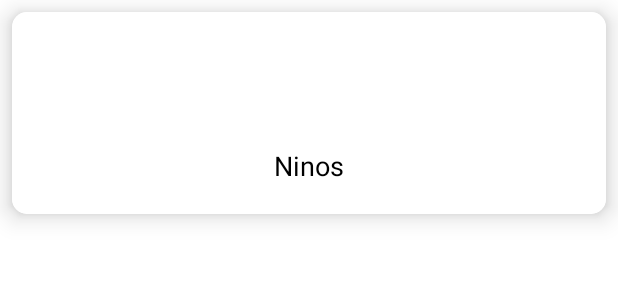
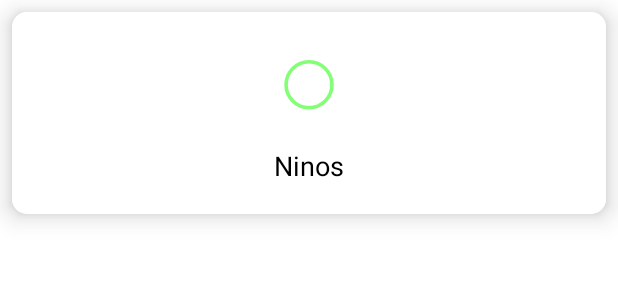
Before and after one commit to panchis7u7/HomeReality, an Android app: the layout item_furniture_category_layout.xml on its own in the app's theme, with its tools: preview values and no code run, on a phone screen of 412 x 824 dp. Shown: the top 300 px of the screen. Run offline under Robolectric (Android 15) with nearby library versions, the phone set to English and light mode, and no system bars.

Commit message:
Improved code structure.

```diff
--- a/app/build.gradle
+++ b/app/build.gradle
@@ -11,6 +11,10 @@ android {
 
     buildFeatures {
         viewBinding true
+    }
+
+    dataBinding {
+        enabled = true
     }
 
     defaultConfig {
--- a/app/src/main/java/com/example/homereality/MainActivity.kt
+++ b/app/src/main/java/com/example/homereality/MainActivity.kt
@@ -56,7 +56,8 @@ class MainActivity : AppCompatActivity() {
             it.collection("Information").get().addOnSuccessListener {
                 it.documents.map { document ->
                     items.add(FurnitureCategory(
-                            (document.get("category") as String).toLowerCase().capitalize(),
+                        (document.get("category") as String).lowercase(Locale.getDefault())
+                            .replaceFirstChar { if (it.isLowerCase()) it.titlecase(Locale.getDefault()) else it.toString() },
                             (document.get("iconBlack") as String),
                             (document.get("iconWhite") as String)
                     ))
--- a/app/src/main/res/layout/item_furniture_category_layout.xml
+++ b/app/src/main/res/layout/item_furniture_category_layout.xml
@@ -1,9 +1,9 @@
 <?xml version="1.0" encoding="utf-8"?>
 <com.google.android.material.card.MaterialCardView
     xmlns:android="http://schemas.android.com/apk/res/android"
+    xmlns:app="http://schemas.android.com/apk/res-auto"
     android:layout_width="match_parent"
     android:layout_height="wrap_content"
-    xmlns:app="http://schemas.android.com/apk/res-auto"
     app:cardCornerRadius="10dp"
     android:layout_margin="8dp"
     app:cardElevation="10dp">
@@ -17,10 +17,30 @@
         android:layout_gravity="center"
         android:gravity="center">
 
-        <ImageView
-            android:id="@+id/imageViewIconCategory"
+        <FrameLayout
             android:layout_width="60dp"
-            android:layout_height="60dp"/>
+            android:layout_height="60dp">
+
+            <ImageView
+                android:id="@+id/imageViewIconCategory"
+                android:layout_width="60dp"
+                android:layout_height="60dp"/>
+
+            <com.airbnb.lottie.LottieAnimationView
+                android:id="@+id/animationView"
+                android:layout_width="60dp"
+                android:layout_height="60dp"
+                android:foregroundGravity="center"
+                android:backgroundTint="@android:color/transparent"
+                app:layout_constraintBottom_toBottomOf="parent"
+                app:layout_constraintEnd_toEndOf="parent"
+                app:layout_constraintStart_toStartOf="parent"
+                app:layout_constraintTop_toTopOf="parent"
+                app:lottie_autoPlay="true"
+                app:lottie_loop="true"
+                app:lottie_rawRes="@raw/layer_3" />
+
+        </FrameLayout>
 
         <TextView
             android:layout_marginTop="10dp"
--- a/app/src/main/res/layout/loading_animation_layout.xml
+++ b/app/src/main/res/layout/loading_animation_layout.xml
@@ -24,6 +24,7 @@
         android:layout_width="320dp"
         android:layout_height="170dp"
         android:foregroundGravity="center"
+        android:backgroundTint="@android:color/transparent"
         app:layout_constraintBottom_toBottomOf="parent"
         app:layout_constraintEnd_toEndOf="parent"
         app:layout_constraintStart_toStartOf="parent"
```
Also changed, not shown: app/src/main/java/com/example/homereality/Adapters/FurniturePager.kt (+4 -4 lines), app/src/main/java/com/example/homereality/Adapters/RecyclerItemCategoryAdapter.kt (+41 -10 lines), app/src/main/java/com/example/homereality/Adapters/RecyclerItemDepartmentAdapter.kt (+8 -16 lines), app/src/main/java/com/example/homereality/DepartmentActivity.kt (+10 -9 lines).
